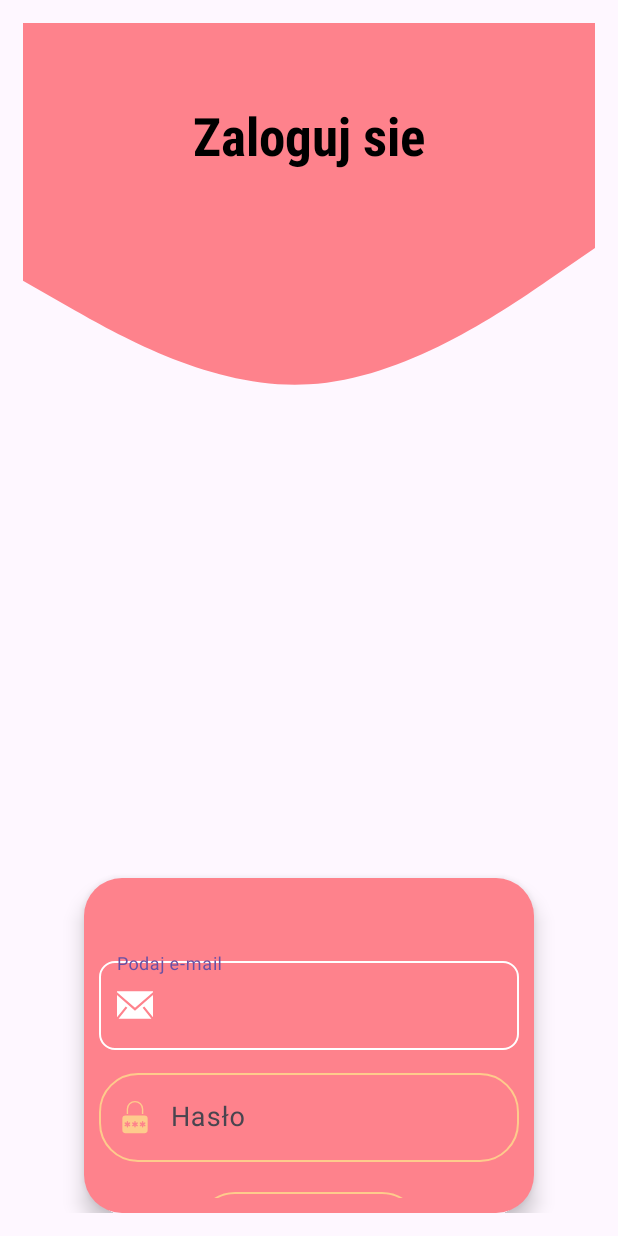
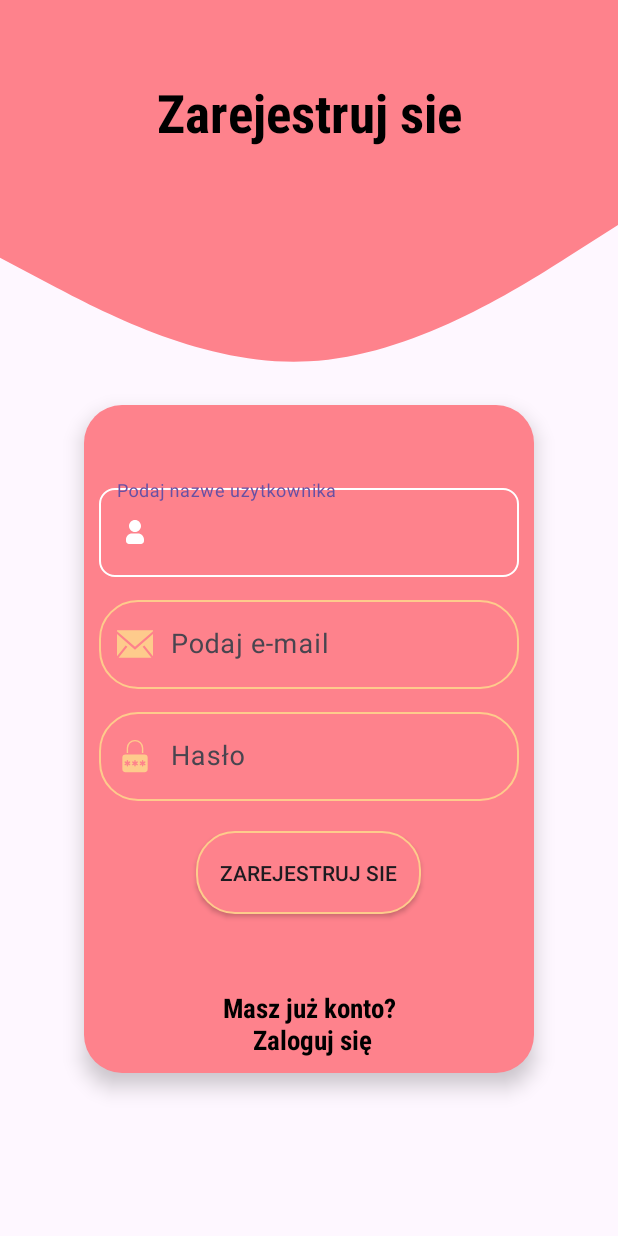
Before and after one commit to Yuqoi/Flora, an Android app: the layout fragment_register.xml on its own in the app's theme, with its tools: preview values and no code run, on a phone screen of 412 x 824 dp. Run offline under Robolectric (Android 15) with nearby library versions, the phone set to English and light mode, and no system bars; Roboto replaces fonts that are not available here.

Commit message:
update wygladu 2.0

```diff
--- /dev/null
+++ b/apk/app/src/main/res/drawable/custom_user_icon.xml
@@ -0,0 +1,9 @@
+<?xml version="1.0" encoding="utf-8"?>
+<selector xmlns:android="http://schemas.android.com/apk/res/android">
+    <item android:state_focused="true" android:drawable="@drawable/user_icon_form_focused">
+
+    </item>
+    <item android:state_focused="false" android:drawable="@drawable/user_icon_form">
+
+    </item>
+</selector>
--- /dev/null
+++ b/apk/app/src/main/res/drawable/user_icon_form.xml
@@ -0,0 +1,10 @@
+<vector xmlns:android="http://schemas.android.com/apk/res/android"
+    android:width="24dp"
+    android:height="24dp"
+    android:viewportWidth="24"
+    android:viewportHeight="24">
+  <path
+      android:pathData="M12,4C9.791,4 8,5.791 8,8C8,10.209 9.791,12 12,12C14.209,12 16,10.209 16,8C16,5.791 14.209,4 12,4ZM10,13C7.791,13 6,14.791 6,17V18C6,19.105 6.895,20 8,20H16C17.105,20 18,19.105 18,18V17C18,14.791 16.209,13 14,13H10Z"
+      android:fillColor="@color/lightorange"
+      android:fillType="evenOdd"/>
+</vector>
--- /dev/null
+++ b/apk/app/src/main/res/drawable/user_icon_form_focused.xml
@@ -0,0 +1,10 @@
+<vector xmlns:android="http://schemas.android.com/apk/res/android"
+    android:width="24dp"
+    android:height="24dp"
+    android:viewportWidth="24"
+    android:viewportHeight="24">
+  <path
+      android:pathData="M12,4C9.791,4 8,5.791 8,8C8,10.209 9.791,12 12,12C14.209,12 16,10.209 16,8C16,5.791 14.209,4 12,4ZM10,13C7.791,13 6,14.791 6,17V18C6,19.105 6.895,20 8,20H16C17.105,20 18,19.105 18,18V17C18,14.791 16.209,13 14,13H10Z"
+      android:fillColor="@color/white"
+      android:fillType="evenOdd"/>
+</vector>
--- a/apk/app/src/main/res/layout/fragment_login.xml
+++ b/apk/app/src/main/res/layout/fragment_login.xml
@@ -112,7 +112,6 @@
             android:layout_marginTop="50sp"
             android:textAlignment="center"
             android:text="Nie masz jeszcze konta?\n Zarejestuj sie"
-
             android:textSize="18sp"
             android:textStyle="bold" />
     </LinearLayout>
--- a/apk/app/src/main/res/layout/fragment_register.xml
+++ b/apk/app/src/main/res/layout/fragment_register.xml
@@ -1,13 +1,10 @@
 <?xml version="1.0" encoding="utf-8"?>
-<LinearLayout xmlns:android="http://schemas.android.com/apk/res/android"
+<androidx.constraintlayout.widget.ConstraintLayout xmlns:android="http://schemas.android.com/apk/res/android"
     xmlns:tools="http://schemas.android.com/tools"
     android:layout_width="match_parent"
     android:layout_height="match_parent"
     xmlns:app="http://schemas.android.com/apk/res-auto"
-    tools:context=".fragments.RegisterFragment"
-    android:orientation="vertical"
-    android:gravity="center"
-    android:padding="15dp">
+    tools:context=".fragments.RegisterFragment">
 
     <LinearLayout
         android:id="@+id/linearLayout"
@@ -26,7 +23,7 @@
             <TextView
                 android:layout_width="match_parent"
                 android:layout_height="wrap_content"
-                android:text="Zaloguj sie"
+                android:text="Zarejestruj sie"
                 android:textSize="35sp"
                 android:textStyle="bold"
                 android:textAlignment="center"
@@ -57,6 +54,23 @@
             android:layout_width="match_parent"
             android:layout_height="wrap_content"
             android:layout_marginTop="40dp"
+            android:layout_marginBottom="10dp">
+
+            <com.google.android.material.textfield.TextInputEditText
+                android:id="@+id/username"
+                android:layout_width="match_parent"
+                android:layout_height="wrap_content"
+                android:background="@drawable/custom_input"
+                android:drawableStart="@drawable/custom_user_icon"
+                android:drawablePadding="12dp"
+                android:ems="10"
+                android:hint="@string/podaj_nazwe_uzytkownika"
+                android:paddingStart="12dp"
+                android:paddingEnd="12dp"
+                android:textSize="18sp" />
+        </com.google.android.material.textfield.TextInputLayout><com.google.android.material.textfield.TextInputLayout
+            android:layout_width="match_parent"
+            android:layout_height="wrap_content"
             android:layout_marginBottom="10dp">
 
             <com.google.android.material.textfield.TextInputEditText
@@ -99,26 +113,25 @@
             android:visibility="gone" />
 
         <androidx.appcompat.widget.AppCompatButton
-            android:id="@+id/btn_login"
+            android:id="@+id/btn_register"
             android:layout_width="150dp"
             android:layout_height="55dp"
             android:layout_gravity="center"
             android:background="@drawable/custom_button"
             android:layout_marginTop="20dp"
             android:elevation="8dp"
-            android:text="Zaloguj sie" />
+            android:text="@string/click_to_register" />
 
         <TextView
-            android:id="@+id/registerNow"
+            android:id="@+id/loginNow"
             android:layout_width="match_parent"
             android:layout_height="wrap_content"
             android:layout_marginTop="50sp"
             android:textAlignment="center"
-            android:text="Nie masz jeszcze konta?\n Zarejestuj sie"
-
+            android:text="Masz już konto?\n Zaloguj się"
             android:textSize="18sp"
             android:textStyle="bold" />
     </LinearLayout>
 
 
-</LinearLayout>
+</androidx.constraintlayout.widget.ConstraintLayout>
--- a/apk/app/src/main/res/values/strings.xml
+++ b/apk/app/src/main/res/values/strings.xml
@@ -1,12 +1,10 @@
 <resources>
     <string name="app_name">Vlora</string>
-    <!-- TODO: Remove or change this placeholder text -->
+
     <string name="hello_blank_fragment">Hello blank fragment</string>
     <string name="Login">Login</string>
     <string name="Email">Podaj e-mail</string>
     <string name="Password">Hasło</string>
-    <string name="Register">Register</string>
-    <string name="click_to_login">Zaloguj sie</string>
     <string name="click_to_register">Zarejestruj sie</string>
     <string name="logout">Wyloguj</string>
     <string name="podaj_nazwe_uzytkownika">Podaj nazwe uzytkownika</string>
```
